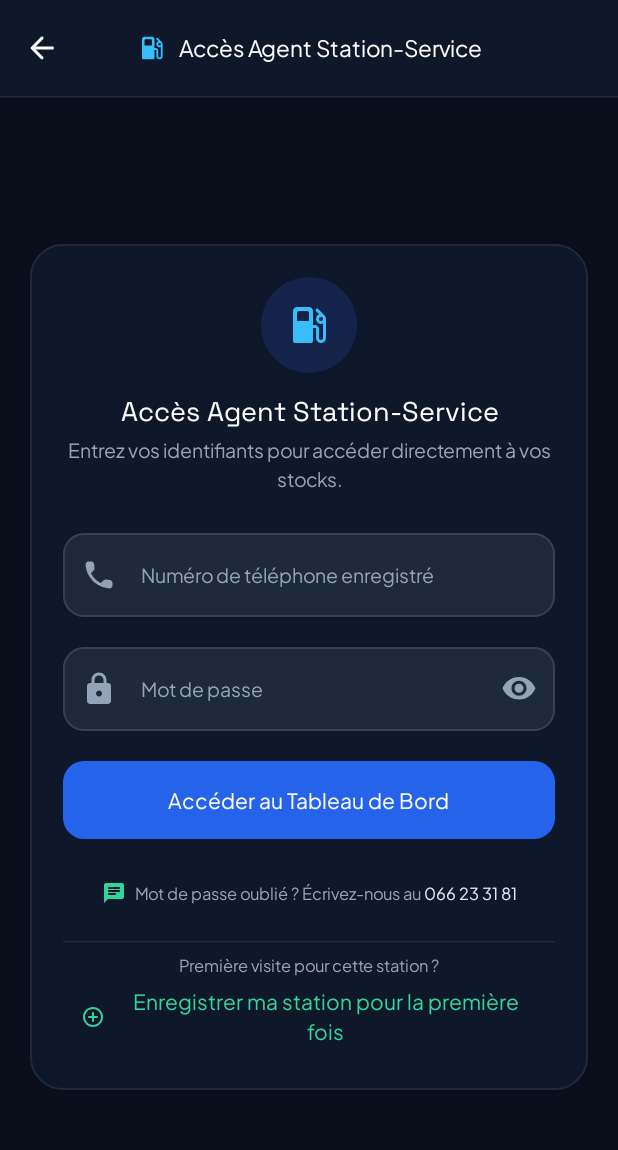
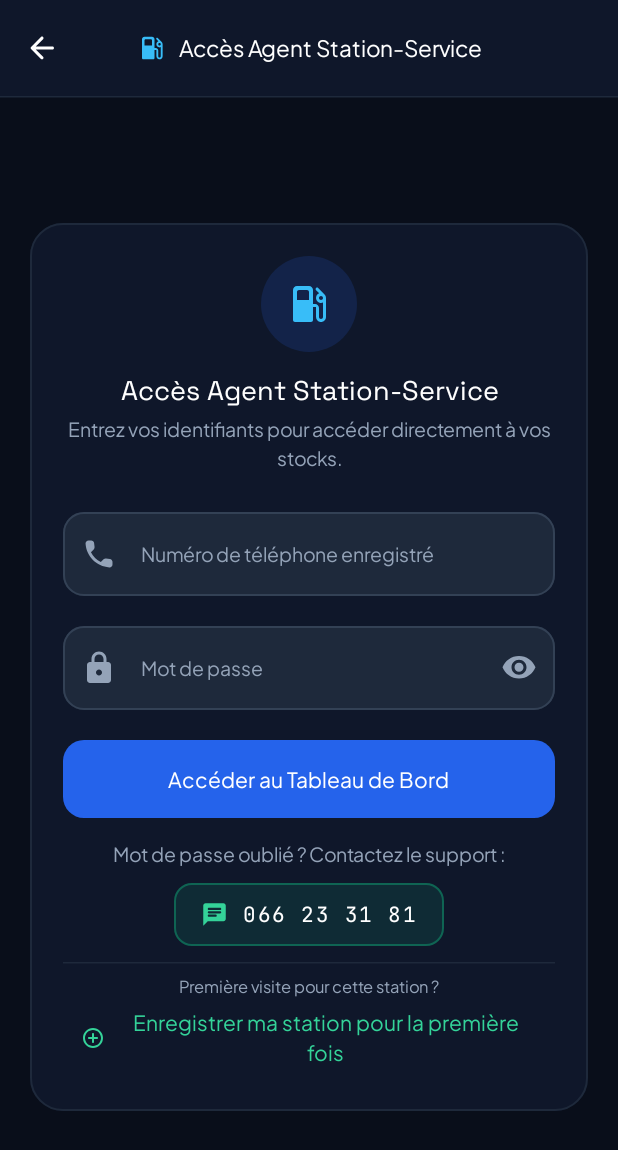
Before and after one commit to armandblaze2/soshydro-real, an Android app built with Jetpack Compose: the AuthScreen screen opened through its navigation route, on a phone screen of 412 x 824 dp. Shown: the top 1150 px of the screen. Run offline under Robolectric (Android 15) with nearby library versions, the phone set to English and light mode, and no system bars.

Commit message:
ui: adjust layout spacing and text styling
Refine spacing in AccueilScreen and AuthScreen to improve UI density. Update support phone format in strings for better readability.

```diff
--- a/app/src/main/java/com/example/ui/screens/AccueilScreen.kt
+++ b/app/src/main/java/com/example/ui/screens/AccueilScreen.kt
@@ -99,18 +99,18 @@ fun AccueilScreen(
         bottomBar = {
             Surface(
                 color = Slate900,
-                tonalElevation = 2.dp
+                tonalElevation = 1.dp
             ) {
                 Box(
                     modifier = Modifier
                         .fillMaxWidth()
                         .navigationBarsPadding()
-                        .padding(horizontal = 16.dp, vertical = 12.dp),
+                        .padding(horizontal = 16.dp, vertical = 6.dp),
                     contentAlignment = Alignment.Center
                 ) {
                     Text(
                         text = stringResource(R.string.accueil_footer_copyright),
-                        style = MaterialTheme.typography.labelMedium,
+                        style = MaterialTheme.typography.labelSmall,
                         color = Slate400,
                         textAlign = TextAlign.Center
                     )
@@ -151,7 +151,7 @@ fun AccueilScreen(
                 modifier = Modifier
                     .fillMaxSize()
                     .verticalScroll(rememberScrollState())
-                    .padding(horizontal = 20.dp, vertical = 24.dp),
+                    .padding(horizontal = 20.dp, vertical = 12.dp),
                 horizontalAlignment = Alignment.CenterHorizontally,
                 verticalArrangement = Arrangement.Center
             ) {
@@ -162,7 +162,7 @@ fun AccueilScreen(
                     // Official SOS-HYDRO logo container
                     Surface(
                         color = Slate800,
-                        shape = RoundedCornerShape(22.dp),
+                        shape = RoundedCornerShape(20.dp),
                         border = BorderStroke(
                             width = 1.dp,
                             brush = Brush.linearGradient(
@@ -173,10 +173,10 @@ fun AccueilScreen(
                                 )
                             )
                         ),
-                        shadowElevation = 12.dp
+                        shadowElevation = 10.dp
                     ) {
                         Box(
-                            modifier = Modifier.padding(8.dp),
+                            modifier = Modifier.padding(6.dp),
                             contentAlignment = Alignment.Center
                         ) {
                             Image(
@@ -184,13 +184,13 @@ fun AccueilScreen(
                                 contentDescription = stringResource(R.string.cd_logo_soshydro),
                                 contentScale = ContentScale.Fit,
                                 modifier = Modifier
-                                    .size(130.dp)
-                                    .clip(RoundedCornerShape(16.dp))
+                                    .size(104.dp)
+                                    .clip(RoundedCornerShape(14.dp))
                             )
                         }
                     }
 
-                    Spacer(modifier = Modifier.height(26.dp))
+                    Spacer(modifier = Modifier.height(16.dp))
 
                     Text(
                         text = stringResource(R.string.accueil_hero_title),
@@ -199,7 +199,7 @@ fun AccueilScreen(
                         textAlign = TextAlign.Center
                     )
 
-                    Spacer(modifier = Modifier.height(10.dp))
+                    Spacer(modifier = Modifier.height(6.dp))
 
                     Text(
                         text = stringResource(R.string.accueil_hero_subtitle),
@@ -209,7 +209,7 @@ fun AccueilScreen(
                         modifier = Modifier.padding(horizontal = 8.dp)
                     )
 
-                    Spacer(modifier = Modifier.height(34.dp))
+                    Spacer(modifier = Modifier.height(20.dp))
 
                     if (isWide) {
                         Row(
@@ -251,7 +251,7 @@ fun AccueilScreen(
                             onClick = onStationClick,
                             modifier = Modifier.fillMaxWidth()
                         )
-                        Spacer(modifier = Modifier.height(14.dp))
+                        Spacer(modifier = Modifier.height(12.dp))
                         ProfileSelectorCard(
                             title = stringResource(R.string.accueil_btn_detaillant_title),
                             subtitle = stringResource(R.string.accueil_btn_detaillant_desc),
@@ -303,7 +303,7 @@ private fun ProfileSelectorCard(
         Row(
             modifier = Modifier
                 .fillMaxWidth()
-                .padding(horizontal = 18.dp, vertical = 18.dp),
+                .padding(horizontal = 16.dp, vertical = 14.dp),
             verticalAlignment = Alignment.CenterVertically
         ) {
             Box(
--- a/app/src/main/java/com/example/ui/screens/AuthScreen.kt
+++ b/app/src/main/java/com/example/ui/screens/AuthScreen.kt
@@ -65,6 +65,7 @@ import androidx.compose.ui.text.input.ImeAction
 import androidx.compose.ui.text.input.KeyboardType
 import androidx.compose.ui.text.style.TextAlign
 import androidx.compose.ui.unit.dp
+import androidx.compose.ui.unit.sp
 import com.example.R
 import com.example.ui.components.SnackbarTone
 import com.example.ui.components.SosHydroPasswordField
@@ -75,13 +76,14 @@ import com.example.ui.components.showTypedSnackbar
 import com.example.ui.theme.ElectricBlue
 import com.example.ui.theme.GasAmber
 import com.example.ui.theme.GasOrange
+import com.example.ui.theme.JetBrainsMonoFontFamily
 import com.example.ui.theme.SkyTelemetry
-import com.example.ui.theme.Slate200
 import com.example.ui.theme.Slate400
 import com.example.ui.theme.Slate700
 import com.example.ui.theme.Slate800
 import com.example.ui.theme.Slate900
 import com.example.ui.theme.Slate950
+import com.example.ui.theme.StockEmerald
 import com.example.ui.theme.StockEmeraldBright
 import com.example.ui.viewmodel.AuthNavigationEvent
 import com.example.ui.viewmodel.AuthUiState
@@ -324,10 +326,21 @@ fun AuthScreen(
                             }
                         }
 
-                        Spacer(modifier = Modifier.height(12.dp))
+                        Spacer(modifier = Modifier.height(16.dp))
 
                         // Support WhatsApp (Mot de passe oublié)
-                        TextButton(
+                        Column(
+                            horizontalAlignment = Alignment.CenterHorizontally,
+                            verticalArrangement = Arrangement.spacedBy(8.dp),
+                            modifier = Modifier.fillMaxWidth()
+                        ) {
+                            Text(
+                                text = stringResource(R.string.auth_forgot_password_prefix),
+                                style = MaterialTheme.typography.bodyMedium,
+                                color = Slate400,
+                                textAlign = TextAlign.Center
+                            )
+                            Surface(
                                 onClick = {
                                     runCatching {
                                         val intent = Intent(Intent.ACTION_VIEW, Uri.parse(whatsappUrl))
@@ -341,11 +354,15 @@ fun AuthScreen(
                                         }
                                     }
                                 },
+                                color = StockEmerald.copy(alpha = 0.12f),
+                                shape = RoundedCornerShape(12.dp),
+                                border = BorderStroke(1.dp, StockEmerald.copy(alpha = 0.4f)),
                                 modifier = Modifier
                                     .minimumInteractiveComponentSize()
                                     .testTag("auth_whatsapp_support_button")
                             ) {
                                 Row(
+                                    modifier = Modifier.padding(horizontal = 18.dp, vertical = 10.dp),
                                     verticalAlignment = Alignment.CenterVertically,
                                     horizontalArrangement = Arrangement.Center
                                 ) {
@@ -353,20 +370,19 @@ fun AuthScreen(
                                         imageVector = Icons.AutoMirrored.Rounded.Chat,
                                         contentDescription = null,
                                         tint = StockEmeraldBright,
-                                    modifier = Modifier.size(16.dp)
+                                        modifier = Modifier.size(18.dp)
                                     )
-                                Spacer(modifier = Modifier.width(6.dp))
-                                Text(
-                                    text = "${stringResource(R.string.auth_forgot_password_prefix)} ",
-                                    style = MaterialTheme.typography.labelSmall,
-                                    color = Slate400
-                                )
+                                    Spacer(modifier = Modifier.width(10.dp))
                                     Text(
                                         text = stringResource(R.string.auth_support_phone),
-                                    style = MaterialTheme.typography.labelSmall,
+                                        fontFamily = JetBrainsMonoFontFamily,
                                         fontWeight = FontWeight.Bold,
-                                    color = Slate200
+                                        fontSize = 14.sp,
+                                        letterSpacing = 1.sp,
+                                        maxLines = 1,
+                                        color = Color.White
                                     )
+                                }
                             }
                         }
 
--- a/app/src/main/res/values/strings.xml
+++ b/app/src/main/res/values/strings.xml
@@ -33,8 +33,8 @@
     <string name="auth_password_hint">••••••••</string>
     <string name="auth_credentials_required">Veuillez renseigner votre numéro et votre mot de passe.</string>
     <string name="auth_last_used_phone">Dernier : %1$s</string>
-    <string name="auth_forgot_password_prefix">Mot de passe oublié ? Écrivez-nous au</string>
-    <string name="auth_support_phone">066 23 31 81</string>
+    <string name="auth_forgot_password_prefix">Mot de passe oublié ? Contactez le support :</string>
+    <string name="auth_support_phone">066\u00A023\u00A031\u00A081</string>
 
     <string name="form_gps_notice_station">Important : Vous devez être physiquement sur site pour que le GPS capture l\'emplacement exact de la station.</string>
     <string name="form_gps_notice_detaillant">Important : Vous devez être physiquement sur place pour ancrer la position GPS exacte de votre commerce.</string>
```
Lines whose indentation alone changed are shown as unchanged.
